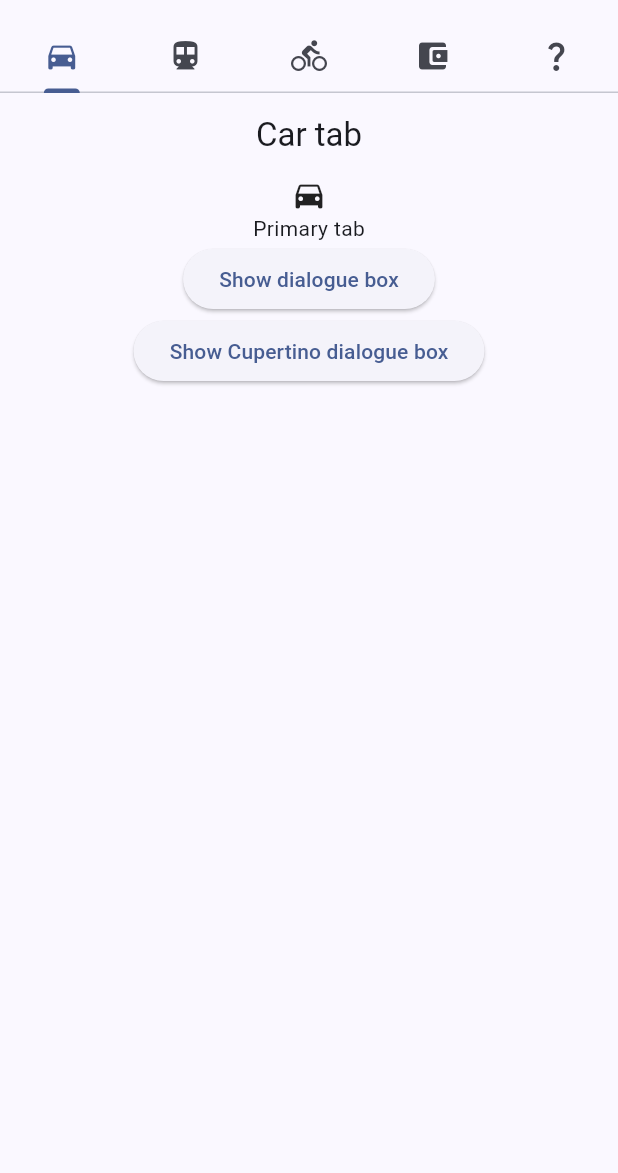
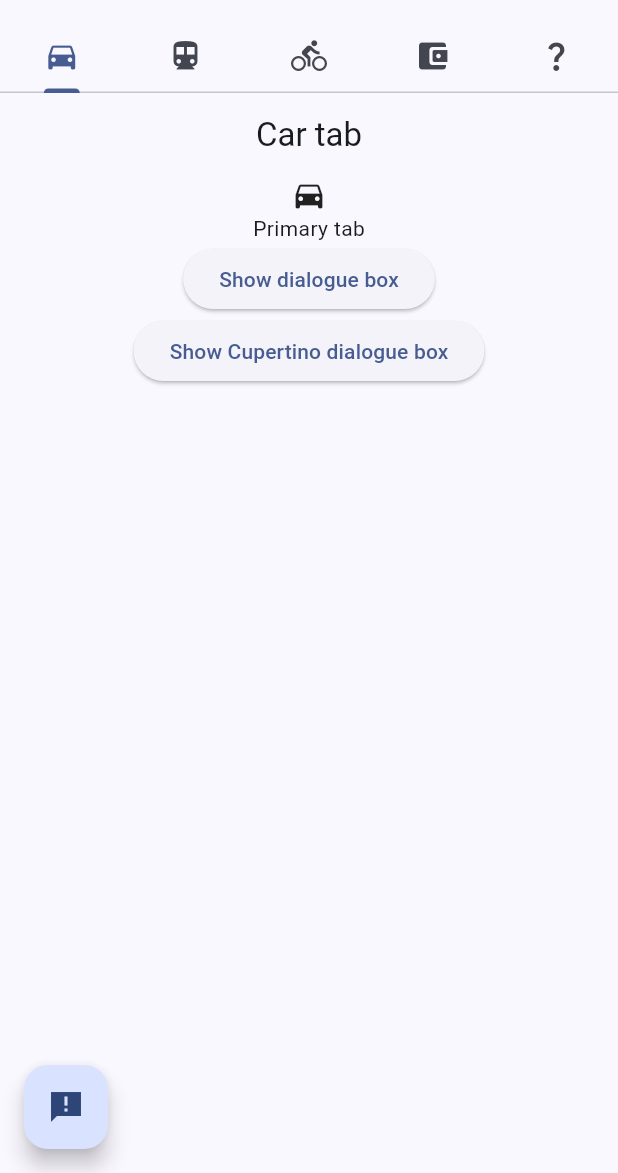
Before and after one commit to Seanathan10/M3Test, a Flutter app: the screen it shows after launch, on a phone screen of 412 x 824 dp, the part 63-1236 px from its top. Run offline on Flutter 3.47's test engine with Material 2 defaults, Android fonts, the phone set to English and light mode, and no system bars.

Commit message:
Fixed Android Network on custom dialogue; added FAB; attempt landscape fullscreen on Android

```diff
--- a/lib/checkboxes.dart
+++ b/lib/checkboxes.dart
@@ -1,5 +1,7 @@
 import 'package:flutter/material.dart';
 import 'package:flutter/services.dart';
+
+import 'dart:io' show Platform;
 
 class ColourModeCheckbox extends StatefulWidget {
   const ColourModeCheckbox({Key? key}) : super(key: key);
@@ -19,7 +21,7 @@ class _ColourModeCheckboxState extends State<ColourModeCheckbox> {
         setState(() {
           isChecked = value!;
         });
-        HapticFeedback.selectionClick();
+        Platform.isIOS ? HapticFeedback.heavyImpact() : HapticFeedback.vibrate();
       },
     );
   }
--- a/lib/main.dart
+++ b/lib/main.dart
@@ -1,3 +1,4 @@
+import 'package:flutter/gestures.dart';
 import 'package:flutter/material.dart';
 import 'package:flutter/services.dart';
 
@@ -21,12 +22,13 @@ class MyApp extends StatefulWidget {
 class _MyAppState extends State<MyApp> {
   Color globalBackgroundColor = Colors.transparent;
 
+  final scaffoldMessengerKey = GlobalKey<ScaffoldMessengerState>();
+
   void changeGlobalBackgroundColor(Color colour) {
     setState(() {
       globalBackgroundColor = colour;
     });
   }
-
 
   // This widget is the root of your application.
   @override
@@ -35,7 +37,10 @@ class _MyAppState extends State<MyApp> {
         systemNavigationBarColor: Colors.transparent));
     SystemChrome.setEnabledSystemUIMode(SystemUiMode.edgeToEdge);
 
+    // SystemChrome.setEnabledSystemUIMode( SystemUiMode.manual, overlays: [] );
+
     return MaterialApp(
+      scaffoldMessengerKey: scaffoldMessengerKey,
       title: 'Tabs Demo',
 
 /*
@@ -74,12 +79,26 @@ class _MyAppState extends State<MyApp> {
       home: DefaultTabController(
         length: 5,
         child: Scaffold(
+          floatingActionButtonLocation: FloatingActionButtonLocation.startFloat,
+          // floatingActionButtonLocation: FloatingActionButtonLocation.startDocked,
+          floatingActionButton: FloatingActionButton(
+              onPressed: () {
+                scaffoldMessengerKey.currentState?.showSnackBar(const SnackBar(content: Text("Global floating action button"), duration: Duration(milliseconds: 1250), backgroundColor: Color.fromARGB(255, 13, 71, 161)));
+              },
+              child: const Icon(Icons.announcement_sharp)
+              ),
           appBar: AppBar(
             // backgroundColor: const Color.fromARGB(255, 61, 61, 61),
             // shadowColor: Colors.green,
             // surfaceTintColor: Colors.limeAccent,
-            bottom: const TabBar(
-              tabs: [
+            bottom: TabBar(
+              onTap: (int unusedPlaceholder) {
+                HapticFeedback.heavyImpact();
+              },
+              enableFeedback: true, // this does nothing, created onTap instead
+              dragStartBehavior: DragStartBehavior.start,
+              // dragStartBehavior:,
+              tabs: const [
                 Tab(icon: Icon(Icons.directions_car)),
                 Tab(icon: Icon(Icons.directions_transit)),
                 Tab(icon: Icon(Icons.directions_bike)),
```
Also changed, not shown: 3 other files.
